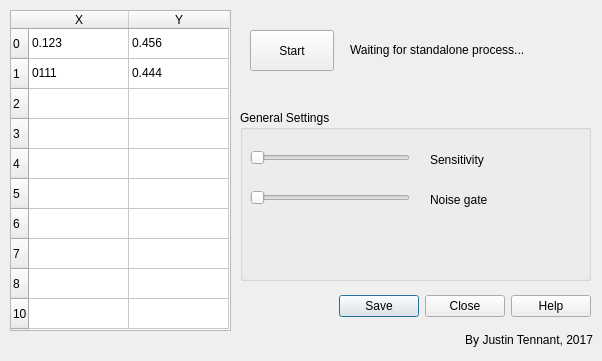
This is stringless-maya/stringless.ui in justint/stringless as Qt 5 draws it before an edit. The edited form follows.
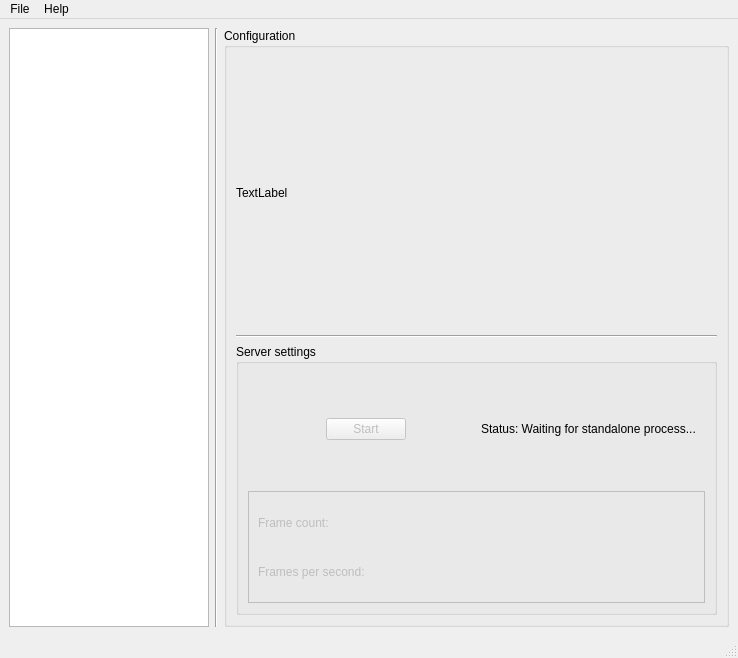
This is the edited form.

Commit message:
Begin initial communication between server and Maya plug-in
The Maya plug-in is now reading from the shared memory and outputting
the x value of point 0 to a label, upon each click of the "Start"
button. This is done by modifying the stringless standalone compile
process to build certain classes as shared libraries, then linking the
Maya plug-in to those libraries.

The point data needs to be formatted into a Qt Model Table and then sent
to the Table View.

Project scope notes: I'm going to keep with just one frame capture at
a time, and worry about the realtime portion later.

What changed in the file:
```diff
--- a/stringless-maya/stringless.ui
+++ b/stringless-maya/stringless.ui
@@ -1,238 +1,257 @@
 <?xml version="1.0" encoding="UTF-8"?>
 <ui version="4.0">
- <author>Justin Tennant</author>
- <class>Stringless</class>
- <widget class="QDialog" name="Stringless">
+ <class>MainWindow</class>
+ <widget class="QMainWindow" name="MainWindow">
   <property name="geometry">
    <rect>
     <x>0</x>
     <y>0</y>
-    <width>602</width>
-    <height>361</height>
+    <width>738</width>
+    <height>658</height>
    </rect>
   </property>
   <property name="windowTitle">
    <string>Stringless</string>
   </property>
-  <widget class="QDialogButtonBox" name="buttonBox">
-   <property name="geometry">
-    <rect>
-     <x>240</x>
-     <y>290</y>
-     <width>351</width>
-     <height>32</height>
-    </rect>
-   </property>
-   <property name="orientation">
-    <enum>Qt::Horizontal</enum>
-   </property>
-   <property name="standardButtons">
-    <set>QDialogButtonBox::Close|QDialogButtonBox::Help|QDialogButtonBox::Save</set>
-   </property>
+  <widget class="QWidget" name="centralwidget">
+   <layout class="QHBoxLayout" name="horizontalLayout_2">
+    <item>
+     <widget class="QTableView" name="tableView">
+      <property name="sizePolicy">
+       <sizepolicy hsizetype="Fixed" vsizetype="Expanding">
+        <horstretch>0</horstretch>
+        <verstretch>0</verstretch>
+       </sizepolicy>
+      </property>
+      <property name="minimumSize">
+       <size>
+        <width>200</width>
+        <height>0</height>
+       </size>
+      </property>
+      <property name="maximumSize">
+       <size>
+        <width>200</width>
+        <height>16777215</height>
+       </size>
+      </property>
+      <property name="horizontalScrollBarPolicy">
+       <enum>Qt::ScrollBarAlwaysOff</enum>
+      </property>
+     </widget>
+    </item>
+    <item>
+     <widget class="Line" name="line">
+      <property name="orientation">
+       <enum>Qt::Vertical</enum>
+      </property>
+     </widget>
+    </item>
+    <item>
+     <widget class="QGroupBox" name="groupBox_2">
+      <property name="title">
+       <string>Configuration</string>
+      </property>
+      <layout class="QVBoxLayout" name="verticalLayout">
+       <item>
+        <widget class="QLabel" name="label_3">
+         <property name="text">
+          <string>TextLabel</string>
+         </property>
+        </widget>
+       </item>
+       <item>
+        <widget class="Line" name="line_2">
+         <property name="orientation">
+          <enum>Qt::Horizontal</enum>
+         </property>
+        </widget>
+       </item>
+       <item>
+        <widget class="QGroupBox" name="groupBox">
+         <property name="sizePolicy">
+          <sizepolicy hsizetype="Expanding" vsizetype="Fixed">
+           <horstretch>0</horstretch>
+           <verstretch>0</verstretch>
+          </sizepolicy>
+         </property>
+         <property name="minimumSize">
+          <size>
+           <width>0</width>
+           <height>0</height>
+          </size>
+         </property>
+         <property name="maximumSize">
+          <size>
+           <width>16777215</width>
+           <height>400</height>
+          </size>
+         </property>
+         <property name="autoFillBackground">
+          <bool>false</bool>
+         </property>
+         <property name="title">
+          <string>Server settings</string>
+         </property>
+         <property name="flat">
+          <bool>false</bool>
+         </property>
+         <property name="checkable">
+          <bool>false</bool>
+         </property>
+         <layout class="QVBoxLayout" name="verticalLayout_2">
+          <item>
+           <widget class="QFrame" name="frame_4">
+            <layout class="QHBoxLayout" name="horizontalLayout">
+             <item>
+              <spacer name="horizontalSpacer">
+               <property name="orientation">
+                <enum>Qt::Horizontal</enum>
+               </property>
+               <property name="sizeHint" stdset="0">
+                <size>
+                 <width>40</width>
+                 <height>20</height>
+                </size>
+               </property>
+              </spacer>
+             </item>
+             <item>
+              <widget class="QPushButton" name="startButton">
+               <property name="enabled">
+                <bool>false</bool>
+               </property>
+               <property name="sizePolicy">
+                <sizepolicy hsizetype="Fixed" vsizetype="Fixed">
+                 <horstretch>0</horstretch>
+                 <verstretch>0</verstretch>
+                </sizepolicy>
+               </property>
+               <property name="text">
+                <string>Start</string>
+               </property>
+              </widget>
+             </item>
+             <item>
+              <spacer name="horizontalSpacer_2">
+               <property name="orientation">
+                <enum>Qt::Horizontal</enum>
+               </property>
+               <property name="sizeHint" stdset="0">
+                <size>
+                 <width>40</width>
+                 <height>20</height>
+                </size>
+               </property>
+              </spacer>
+             </item>
+             <item>
+              <widget class="QLabel" name="activityLabel">
+               <property name="text">
+                <string>Status: Waiting for standalone process...</string>
+               </property>
+              </widget>
+             </item>
+            </layout>
+           </widget>
+          </item>
+          <item>
+           <widget class="QFrame" name="frame_5">
+            <property name="enabled">
+             <bool>false</bool>
+            </property>
+            <property name="frameShape">
+             <enum>QFrame::Panel</enum>
+            </property>
+            <layout class="QVBoxLayout" name="verticalLayout_3">
+             <item>
+              <widget class="QLabel" name="label_2">
+               <property name="text">
+                <string>Frame count:</string>
+               </property>
+              </widget>
+             </item>
+             <item>
+              <widget class="QLabel" name="label">
+               <property name="text">
+                <string>Frames per second:</string>
+               </property>
+              </widget>
+             </item>
+            </layout>
+           </widget>
+          </item>
+         </layout>
+        </widget>
+       </item>
+      </layout>
+     </widget>
+    </item>
+   </layout>
   </widget>
-  <widget class="QTableWidget" name="tableWidget">
+  <widget class="QMenuBar" name="menubar">
    <property name="geometry">
     <rect>
-     <x>10</x>
-     <y>10</y>
-     <width>221</width>
-     <height>321</height>
+     <x>0</x>
+     <y>0</y>
+     <width>738</width>
+     <height>28</height>
     </rect>
    </property>
-   <property name="horizontalScrollBarPolicy">
-    <enum>Qt::ScrollBarAlwaysOff</enum>
-   </property>
-   <row>
-    <property name="text">
-     <string>0</string>
+   <widget class="QMenu" name="menuFile">
+    <property name="title">
+     <string>File</string>
     </property>
-   </row>
-   <row>
-    <property name="text">
-     <string>1</string>
-    </property>
-   </row>
-   <row>
-    <property name="text">
-     <string>2</string>
-    </property>
-   </row>
-   <row>
-    <property name="text">
-     <string>3</string>
-    </property>
-   </row>
-   <row>
-    <property name="text">
-     <string>4</string>
-    </property>
-   </row>
-   <row>
-    <property name="text">
-     <string>5</string>
-    </property>
-   </row>
-   <row>
-    <property name="text">
-     <string>6</string>
-    </property>
-   </row>
-   <row>
-    <property name="text">
-     <string>7</string>
-    </property>
-   </row>
-   <row>
-    <property name="text">
-     <string>8</string>
-    </property>
-   </row>
-   <row>
-    <property name="text">
-     <string>10</string>
-    </property>
-   </row>
-   <column>
-    <property name="text">
-     <string>X</string>
-    </property>
-   </column>
-   <column>
-    <property name="text">
-     <string>Y</string>
-    </property>
-   </column>
-   <item row="0" column="0">
-    <property name="text">
-     <string>0.123</string>
-    </property>
-   </item>
-   <item row="0" column="1">
-    <property name="text">
-     <string>0.456</string>
-    </property>
-   </item>
-   <item row="1" column="0">
-    <property name="text">
-     <string>0111</string>
-    </property>
-   </item>
-   <item row="1" column="1">
-    <property name="text">
-     <string>0.444</string>
-    </property>
-   </item>
-  </widget>
-  <widget class="QGroupBox" name="groupBox">
-   <property name="geometry">
-    <rect>
-     <x>240</x>
-     <y>110</y>
-     <width>351</width>
-     <height>171</height>
-    </rect>
-   </property>
-   <property name="title">
-    <string>General Settings</string>
-   </property>
-   <widget class="QSlider" name="horizontalSlider">
-    <property name="geometry">
-     <rect>
-      <x>10</x>
-      <y>40</y>
-      <width>160</width>
-      <height>16</height>
-     </rect>
-    </property>
-    <property name="orientation">
-     <enum>Qt::Horizontal</enum>
-    </property>
+    <addaction name="actionNew"/>
+    <addaction name="actionOpen"/>
+    <addaction name="separator"/>
+    <addaction name="actionSave"/>
+    <addaction name="actionSave_as"/>
+    <addaction name="separator"/>
+    <addaction name="actionClose"/>
    </widget>
-   <widget class="QLabel" name="label_2">
-    <property name="geometry">
-     <rect>
-      <x>190</x>
-      <y>40</y>
-      <width>101</width>
-      <height>20</height>
-     </rect>
+   <widget class="QMenu" name="menuHelp">
+    <property name="contextMenuPolicy">
+     <enum>Qt::CustomContextMenu</enum>
     </property>
-    <property name="text">
-     <string>Sensitivity</string>
+    <property name="tearOffEnabled">
+     <bool>true</bool>
     </property>
-   </widget>
-   <widget class="QSlider" name="horizontalSlider_2">
-    <property name="geometry">
-     <rect>
-      <x>10</x>
-      <y>80</y>
-      <width>160</width>
-      <height>16</height>
-     </rect>
+    <property name="title">
+     <string>Help</string>
     </property>
-    <property name="orientation">
-     <enum>Qt::Horizontal</enum>
-    </property>
    </widget>
-   <widget class="QLabel" name="label_3">
-    <property name="geometry">
-     <rect>
-      <x>190</x>
-      <y>80</y>
-      <width>101</width>
-      <height>20</height>
-     </rect>
-    </property>
-    <property name="text">
-     <string>Noise gate</string>
-    </property>
-   </widget>
+   <addaction name="menuFile"/>
+   <addaction name="menuHelp"/>
   </widget>
-  <widget class="QPushButton" name="pushButton">
-   <property name="geometry">
-    <rect>
-     <x>250</x>
-     <y>30</y>
-     <width>84</width>
-     <height>41</height>
-    </rect>
-   </property>
+  <widget class="QStatusBar" name="statusbar"/>
+  <action name="actionNew">
    <property name="text">
-    <string>Start</string>
+    <string>New...</string>
    </property>
-  </widget>
-  <widget class="QLabel" name="label">
-   <property name="geometry">
-    <rect>
-     <x>350</x>
-     <y>40</y>
-     <width>221</width>
-     <height>20</height>
-    </rect>
+   <property name="shortcutContext">
+    <enum>Qt::WindowShortcut</enum>
    </property>
    <property name="text">
-    <string>Waiting for standalone process...</string>
+    <string>Save</string>
    </property>
-  </widget>
-  <widget class="QLabel" name="label_4">
-   <property name="geometry">
-    <rect>
-     <x>402</x>
-     <y>330</y>
-     <width>191</width>
-     <height>20</height>
-    </rect>
+   <property name="shortcut">
+    <string>Ctrl+S</string>
    </property>
-   <property name="layoutDirection">
-    <enum>Qt::LeftToRight</enum>
+  </action>
+  <action name="actionOpen">
+   <property name="text">
+    <string>Open...</string>
    </property>
    <property name="text">
-    <string>By Justin Tennant, 2017</string>
+    <string>Save as...</string>
    </property>
-   <property name="alignment">
-    <set>Qt::AlignRight|Qt::AlignTrailing|Qt::AlignVCenter</set>
+  </action>
+  <action name="actionClose">
+   <property name="text">
+    <string>Close</string>
    </property>
-  </widget>
+  </action>
  </widget>
  <resources/>
  <connections>
```
Left out of the diff: 56 changed lines with no effect on the pictures. The commit also changes 23 other files.
